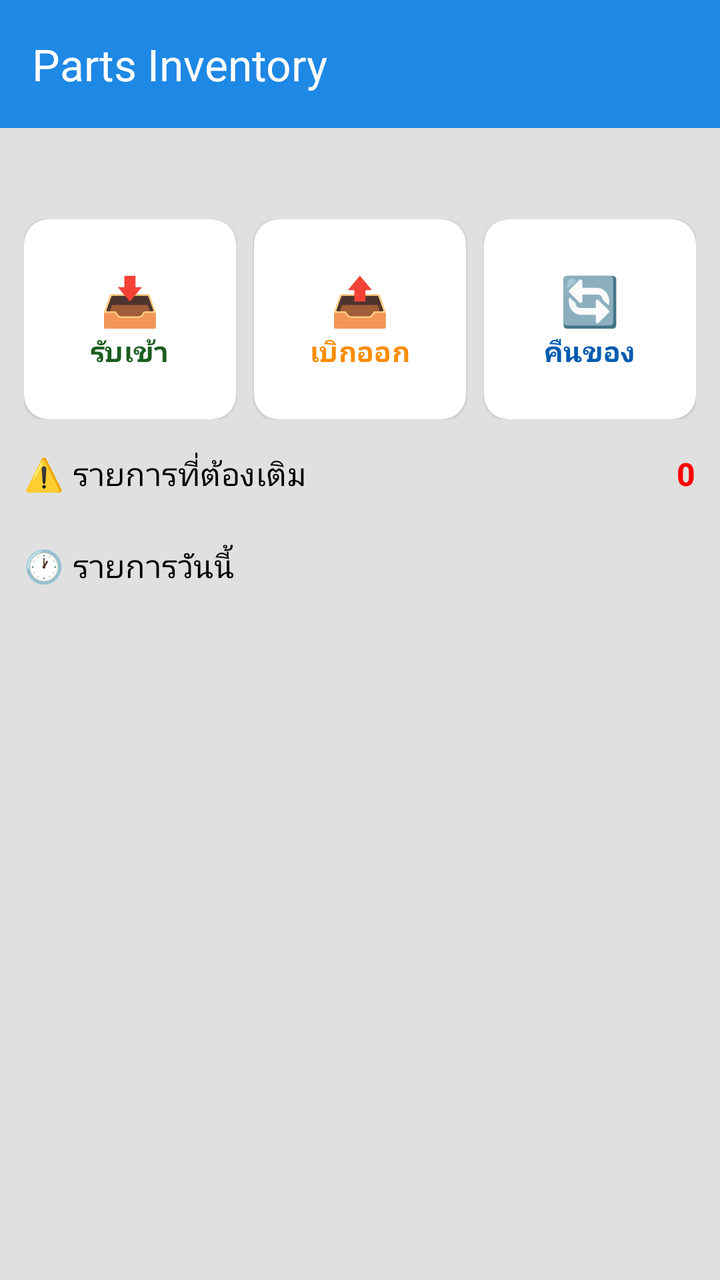
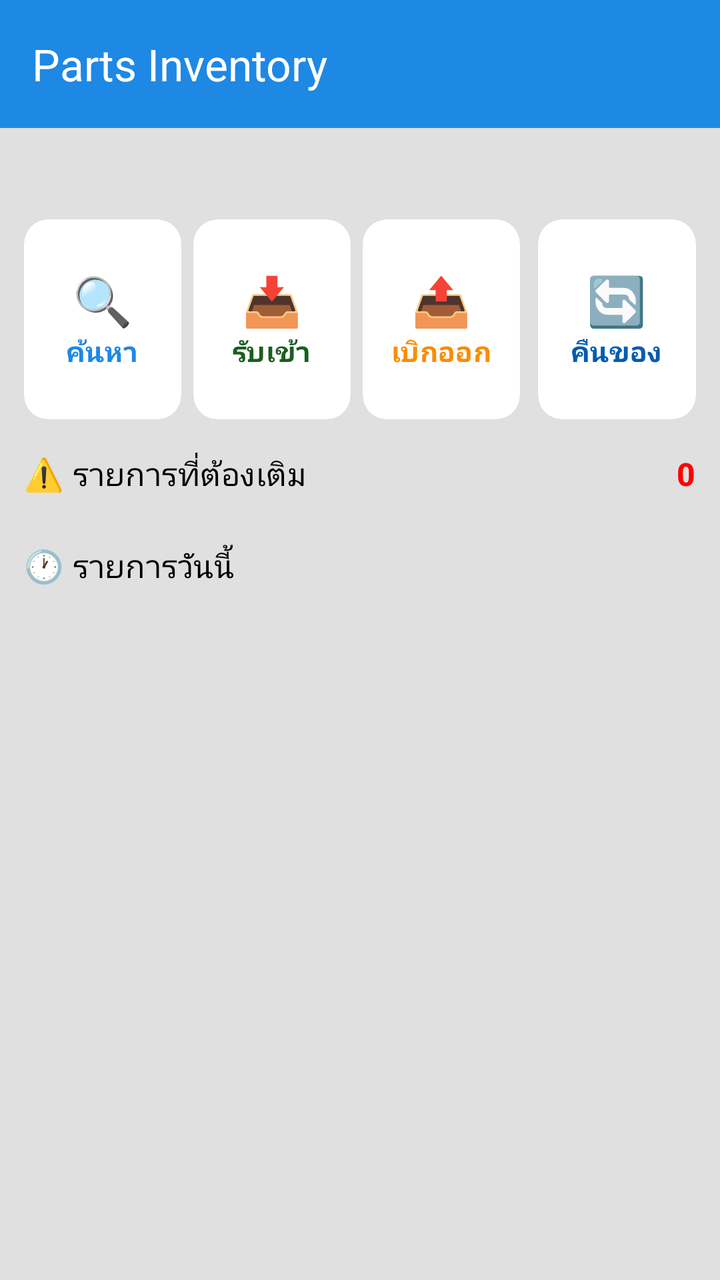

Screens rendered from an Android XML layout before and after an edit, with the pre-edit source and the edit as a unified diff.
<!-- AndroidManifest.xml: activity theme Theme.MT01.NoActionBar -->
<!-- res/layout/activity_main.xml -->
<?xml version="1.0" encoding="utf-8"?>
<androidx.coordinatorlayout.widget.CoordinatorLayout
    xmlns:android="http://schemas.android.com/apk/res/android"
    xmlns:app="http://schemas.android.com/apk/res-auto"
    android:layout_width="match_parent"
    android:layout_height="match_parent"
    android:background="?attr/colorPageBackground">

    
    <com.google.android.material.appbar.AppBarLayout
        android:layout_width="match_parent"
        android:layout_height="wrap_content">

        <androidx.appcompat.widget.Toolbar
            android:id="@+id/toolbar"
            android:layout_width="match_parent"
            android:layout_height="?attr/actionBarSize"
            android:background="?attr/colorPrimary"
            app:titleTextColor="?attr/colorOnPrimary"
            app:title="@string/app_name" />

    </com.google.android.material.appbar.AppBarLayout>

    
    <androidx.core.widget.NestedScrollView
        android:layout_width="match_parent"
        android:layout_height="match_parent"
        app:layout_behavior="@string/appbar_scrolling_view_behavior"
        android:padding="12dp"
        android:clipToPadding="false">

        <LinearLayout
            android:layout_width="match_parent"
            android:layout_height="wrap_content"
            android:orientation="vertical">

            
            <TextView
                android:id="@+id/tv_welcome"
                android:layout_width="match_parent"
                android:layout_height="wrap_content"
                android:layout_marginBottom="12dp"
                android:textAppearance="?attr/textAppearanceBodyLarge"
                android:textColor="?attr/colorTextPrimary" />

            
            <LinearLayout
                android:layout_width="match_parent"
                android:layout_height="wrap_content"
                android:orientation="horizontal"
                android:layout_marginBottom="16dp">

                
                <com.google.android.material.card.MaterialCardView
                    android:id="@+id/card_receive"
                    style="?attr/materialCardViewElevatedStyle"
                    android:layout_width="0dp"
                    android:layout_height="100dp"
                    android:layout_weight="1"
                    android:layout_marginEnd="6dp"
                    app:cardBackgroundColor="?attr/colorCardBackground">

                    <LinearLayout
                        android:layout_width="match_parent"
                        android:layout_height="match_parent"
                        android:orientation="vertical"
                        android:gravity="center">

                        <TextView
                            android:layout_width="wrap_content"
                            android:layout_height="wrap_content"
                            android:text="📥"
                            android:textSize="24sp" />

                        <TextView
                            android:layout_width="wrap_content"
                            android:layout_height="wrap_content"
                            android:text="รับเข้า"
                            android:textAppearance="?attr/textAppearanceLabelLarge"
                            android:textColor="?attr/colorTxnIn"
                            android:textStyle="bold" />

                    </LinearLayout>
                </com.google.android.material.card.MaterialCardView>

                
                <com.google.android.material.card.MaterialCardView
                    android:id="@+id/card_issue"
                    style="?attr/materialCardViewElevatedStyle"
                    android:layout_width="0dp"
                    android:layout_height="100dp"
                    android:layout_weight="1"
                    android:layout_marginStart="3dp"
                    android:layout_marginEnd="3dp"
                    app:cardBackgroundColor="?attr/colorCardBackground">

                    <LinearLayout
                        android:layout_width="match_parent"
                        android:layout_height="match_parent"
                        android:orientation="vertical"
                        android:gravity="center">

                        <TextView
                            android:layout_width="wrap_content"
                            android:layout_height="wrap_content"
                            android:text="📤"
                            android:textSize="24sp" />

                        <TextView
                            android:layout_width="wrap_content"
                            android:layout_height="wrap_content"
                            android:text="เบิกออก"
                            android:textAppearance="?attr/textAppearanceLabelLarge"
                            android:textColor="?attr/colorTxnOut"
                            android:textStyle="bold" />

                    </LinearLayout>
                </com.google.android.material.card.MaterialCardView>

                
                <com.google.android.material.card.MaterialCardView
                    android:id="@+id/card_return"
                    style="?attr/materialCardViewElevatedStyle"
                    android:layout_width="0dp"
                    android:layout_height="100dp"
                    android:layout_weight="1"
                    android:layout_marginStart="6dp"
                    app:cardBackgroundColor="?attr/colorCardBackground">

                    <LinearLayout
                        android:layout_width="match_parent"
                        android:layout_height="match_parent"
                        android:orientation="vertical"
                        android:gravity="center">

                        <TextView
                            android:layout_width="wrap_content"
                            android:layout_height="wrap_content"
                            android:text="🔄"
                            android:textSize="24sp" />

                        <TextView
                            android:layout_width="wrap_content"
                            android:layout_height="wrap_content"
                            android:text="คืนของ"
                            android:textAppearance="?attr/textAppearanceLabelLarge"
                            android:textColor="?attr/colorTxnReturn"
                            android:textStyle="bold" />

                    </LinearLayout>
                </com.google.android.material.card.MaterialCardView>

            </LinearLayout>

            
            <LinearLayout
                android:layout_width="match_parent"
                android:layout_height="wrap_content"
                android:orientation="horizontal"
                android:layout_marginBottom="8dp">

                <TextView
                    android:layout_width="0dp"
                    android:layout_height="wrap_content"
                    android:layout_weight="1"
                    android:text="⚠️ รายการที่ต้องเติม"
                    android:textAppearance="?attr/textAppearanceTitleMedium"
                    android:textColor="?attr/colorTextPrimary" />

                <TextView
                    android:id="@+id/tv_low_stock_count"
                    android:layout_width="wrap_content"
                    android:layout_height="wrap_content"
                    android:text="0"
                    android:textAppearance="?attr/textAppearanceTitleMedium"
                    android:textColor="?attr/colorStatusOut"
                    android:textStyle="bold" />

            </LinearLayout>

            <TextView
                android:id="@+id/tv_empty_low_stock"
                android:layout_width="match_parent"
                android:layout_height="wrap_content"
                android:text="ไม่มีรายการที่ต้องเติม ✅"
                android:textColor="?attr/colorTextSecondary"
                android:textAppearance="?attr/textAppearanceBodyMedium"
                android:layout_marginBottom="16dp"
                android:visibility="gone" />

            <androidx.recyclerview.widget.RecyclerView
                android:id="@+id/rv_low_stock"
                android:layout_width="match_parent"
                android:layout_height="wrap_content"
                android:nestedScrollingEnabled="false"
                android:layout_marginBottom="16dp" />

            
            <TextView
                android:layout_width="match_parent"
                android:layout_height="wrap_content"
                android:text="🕐 รายการวันนี้"
                android:textAppearance="?attr/textAppearanceTitleMedium"
                android:textColor="?attr/colorTextPrimary"
                android:layout_marginBottom="8dp" />

            <TextView
                android:id="@+id/tv_empty_recent_txn"
                android:layout_width="match_parent"
                android:layout_height="wrap_content"
                android:text="ยังไม่มีรายการวันนี้"
                android:textColor="?attr/colorTextSecondary"
                android:textAppearance="?attr/textAppearanceBodyMedium"
                android:visibility="gone" />

            <androidx.recyclerview.widget.RecyclerView
                android:id="@+id/rv_recent_txn"
                android:layout_width="match_parent"
                android:layout_height="wrap_content"
                android:nestedScrollingEnabled="false" />

        </LinearLayout>
    </androidx.core.widget.NestedScrollView>

</androidx.coordinatorlayout.widget.CoordinatorLayout>
<!-- resources referenced by this layout -->
<resources>
  <string name="app_name">Parts Inventory</string>
  <style name="Theme.MT01.NoActionBar">
          <item name="windowActionBar">false</item>
          <item name="windowNoTitle">true</item>
      </style>
</resources>

<!-- the commit's change to res/layout/activity_main.xml (unified diff, before → after) -->
@@ -52,12 +52,46 @@
 
                 
                 <com.google.android.material.card.MaterialCardView
+                    android:id="@+id/card_inquiry"
+                    style="?attr/materialCardViewElevatedStyle"
+                    android:layout_width="0dp"
+                    android:layout_height="100dp"
+                    android:layout_weight="1"
+                    android:layout_marginEnd="3dp"
+                    app:cardBackgroundColor="?attr/colorCardBackground">
+
+                    <LinearLayout
+                        android:layout_width="match_parent"
+                        android:layout_height="match_parent"
+                        android:orientation="vertical"
+                        android:gravity="center">
+
+                        <TextView
+                            android:layout_width="wrap_content"
+                            android:layout_height="wrap_content"
+                            android:text="🔍"
+                            android:textSize="24sp" />
+
+                        <TextView
+                            android:layout_width="wrap_content"
+                            android:layout_height="wrap_content"
+                            android:text="ค้นหา"
+                            android:textAppearance="?attr/textAppearanceLabelLarge"
+                            android:textColor="?attr/colorPrimary"
+                            android:textStyle="bold" />
+
+                    </LinearLayout>
+                </com.google.android.material.card.MaterialCardView>
+
+                
+                <com.google.android.material.card.MaterialCardView
                     android:id="@+id/card_receive"
                     style="?attr/materialCardViewElevatedStyle"
                     android:layout_width="0dp"
                     android:layout_height="100dp"
                     android:layout_weight="1"
-                    android:layout_marginEnd="6dp"
+                    android:layout_marginStart="3dp"
+                    android:layout_marginEnd="3dp"
                     app:cardBackgroundColor="?attr/colorCardBackground">
 
                     <LinearLayout
